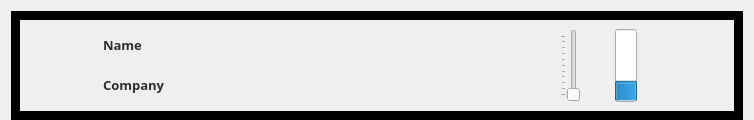
Qt form ServerGui/channel_widget.ui (akru/conference-speaker-server) before a commit.
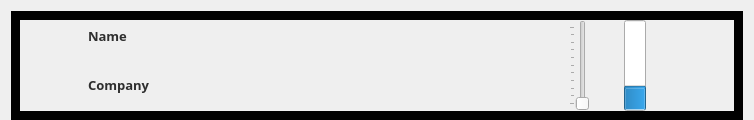
The same form after that commit. Icons and pictures are not drawn.

Commit message: main window migration babystep

Patch:
```diff
--- a/ServerGui/channel_widget.ui
+++ b/ServerGui/channel_widget.ui
@@ -59,7 +59,16 @@
      </property>
      <layout class="QGridLayout" name="gridLayout">
       <property name="leftMargin">
-       <number>15</number>
+       <number>0</number>
+      </property>
+      <property name="topMargin">
+       <number>0</number>
+      </property>
+      <property name="rightMargin">
+       <number>0</number>
+      </property>
+      <property name="bottomMargin">
+       <number>0</number>
       </property>
       <item row="0" column="6" rowspan="2">
        <widget class="QProgressBar" name="volumeBar">
```
The commit also changes 6 other files.
